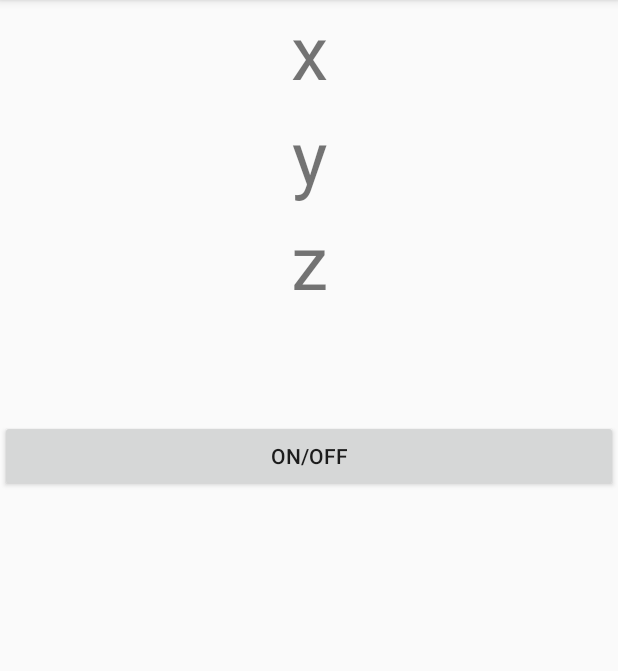
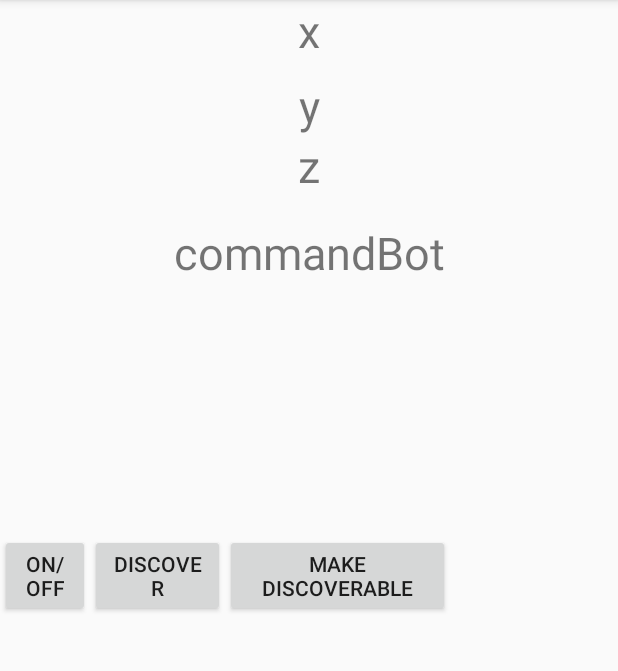
Before and after one commit to Mukeshawal/AccelerometerMinorProject, an Android app: the screen it shows after launch (MainActivity), on a phone screen of 412 x 824 dp, the part 84-755 px from its top. Run offline under Robolectric (Android 15) with nearby library versions, the phone set to English and light mode, and no system bars.

Commit message:
discover BT device working

```diff
--- a/app/src/main/AndroidManifest.xml
+++ b/app/src/main/AndroidManifest.xml
@@ -5,6 +5,9 @@
     <uses-feature android:name="android.hardware.bluetooth"/>
     <uses-permission android:name="android.permission.BLUETOOTH"/>
     <uses-permission android:name="android.permission.BLUETOOTH_ADMIN"/>
+    <uses-permission android:name="android.permission.ACCESS_COARSE_LOCATION" />
+    <uses-permission android:name="android.permission.ACCESS_FINE_LOCATION" />
+
 
     <application
         android:allowBackup="true"
--- a/app/src/main/java/com/example/admin/accelerometerminorproject/MainActivity.java
+++ b/app/src/main/java/com/example/admin/accelerometerminorproject/MainActivity.java
@@ -1,5 +1,6 @@
 package com.example.admin.accelerometerminorproject;
 
+import android.bluetooth.BluetoothDevice;
 import android.support.v7.app.AppCompatActivity;
 import android.os.Bundle;
 import android.util.Log;
@@ -8,18 +9,26 @@ import android.hardware.SensorManager;
 import android.hardware.SensorEvent;
 import android.hardware.SensorEventListener;
 import android.view.View;
+import android.widget.ArrayAdapter;
 import android.widget.Button;
+import android.widget.ListAdapter;
+import android.widget.ListView;
 import android.widget.TextView;
 import com.example.admin.accelerometerminorproject.BluetoothConnection.BluetoothFuntions;
 
-public class MainActivity extends AppCompatActivity implements SensorEventListener{
+import java.util.ArrayList;
 
-    private static String TAG ="myLog";
+public class MainActivity extends AppCompatActivity implements SensorEventListener,BluetoothFuntions.NewDevice {
+
+    private static String TAG ="MYLOG";
     private TextView x_data,y_data,z_data,commandBot;
     private SensorManager SM;
     private Sensor mySensor;
+    public ListView LvNewDevices;
+    public DeviceAdapter mDeviceListAdapter;
+    public ArrayList<BluetoothDevice> mBtDeviceMain;
 
-    BluetoothFuntions bluetoothSetup = new BluetoothFuntions(this);
+    BluetoothFuntions bluetoothSetup = new BluetoothFuntions(this, this);
 
     @Override
     protected void onCreate(Bundle savedInstanceState)
@@ -30,6 +39,8 @@ public class MainActivity extends AppCompatActivity implements SensorEventListen
 
         //initialize bluetooth on/off switch
         Button BtSwitch =  findViewById(R.id.BtSwitch);
+        Button DiscoverBt = findViewById(R.id.DiscoverBt);
+        Button makeDiscoverable = findViewById(R.id.makeDiscoverable);
         SensorInitialize();
         SensorRegister();
 
@@ -38,6 +49,8 @@ public class MainActivity extends AppCompatActivity implements SensorEventListen
         y_data = findViewById(R.id.y_data);
         z_data = findViewById(R.id.z_data);
         commandBot=findViewById(R.id.commandBot);
+        LvNewDevices=findViewById(R.id.LvNewDevices);
+        mBtDeviceMain = new ArrayList<>();
 
 
         //set on click listener on button
@@ -49,6 +62,19 @@ public class MainActivity extends AppCompatActivity implements SensorEventListen
                bluetoothSetup.BtOnOff();
             }
         });
+        DiscoverBt.setOnClickListener(new View.OnClickListener() {
+            @Override
+            public void onClick(View v) {
+                bluetoothSetup.DiscoverDevices();
+            }
+        });
+        makeDiscoverable.setOnClickListener(new View.OnClickListener() {
+            @Override
+            public void onClick(View v) {
+                bluetoothSetup.makeDiscoverable();
+            }
+        });
+
     }
 
     @Override
@@ -127,4 +153,25 @@ public class MainActivity extends AppCompatActivity implements SensorEventListen
         SM.unregisterListener(this);
         Log.i(TAG, "sensor unregistered");
     }
+
+
+    @Override
+    public void onUpdateDevice(ArrayList<BluetoothDevice> mBtDevice) {
+        Log.i(TAG,"enterd to onUpdateDevice");
+        if(mBtDevice != null)
+        {
+            mBtDeviceMain = mBtDevice;
+            Log.i(TAG,"array adapter copied");
+        }
+        if(mBtDevice == null)
+        {
+            Log.i(TAG,"array adapter not received");
+        }
+        mDeviceListAdapter = new DeviceAdapter(this,  R.layout.device_adapter_view,mBtDeviceMain);
+        Log.i(TAG,"adapter set");
+        LvNewDevices.setAdapter(mDeviceListAdapter);
+        Log.i(TAG,"update complete");
+
+
+    }
 }
--- a/app/src/main/res/layout/activity_main.xml
+++ b/app/src/main/res/layout/activity_main.xml
@@ -1,46 +1,85 @@
 <?xml version="1.0" encoding="utf-8"?>
-<LinearLayout xmlns:android="http://schemas.android.com/apk/res/android"
+<RelativeLayout xmlns:android="http://schemas.android.com/apk/res/android"
     xmlns:app="http://schemas.android.com/apk/res-auto"
     xmlns:tools="http://schemas.android.com/tools"
     android:layout_width="match_parent"
     android:layout_height="match_parent"
-    tools:context=".MainActivity"
-    android:orientation="vertical">
+    tools:context=".MainActivity">
 
     <TextView
         android:id="@+id/x_data"
         android:layout_width="match_parent"
-        android:layout_height="70dp"
+        android:layout_height="50dp"
         android:text="x"
-        android:textSize="50dp"
-        android:textAlignment="center"/>
+        android:textAlignment="center"
+        android:textSize="30dp" />
 
     <TextView
         android:id="@+id/y_data"
         android:layout_width="match_parent"
-        android:layout_height="70dp"
+        android:layout_height="40dp"
+        android:layout_alignParentStart="true"
+        android:layout_below="@+id/x_data"
         android:text="y"
-        android:textSize="50dp"
-        android:textAlignment="center"/>
+        android:textAlignment="center"
+        android:textSize="30dp"
+        android:layout_alignParentLeft="true" />
 
     <TextView
         android:id="@+id/z_data"
         android:layout_width="match_parent"
-        android:layout_height="70dp"
+        android:layout_height="50dp"
+        android:layout_alignParentStart="true"
+        android:layout_below="@+id/y_data"
         android:text="z"
-        android:textSize="50dp"
-        android:textAlignment="center"/>
+        android:textAlignment="center"
+        android:textSize="30dp"
+        android:layout_alignParentLeft="true" />
 
     <TextView
         android:id="@+id/commandBot"
         android:layout_width="match_parent"
-        android:layout_height="70dp"
+        android:layout_height="50dp"
+        android:layout_alignParentStart="true"
+        android:layout_alignParentTop="true"
+        android:layout_marginTop="148dp"
+        android:textAlignment="center"
         android:textSize="30dp"
-        android:textAlignment="center"/>
+        android:text="commandBot"
+        android:layout_alignParentLeft="true" />
 
     <Button
         android:id="@+id/BtSwitch"
+        android:layout_width="60dp"
+        android:layout_height="wrap_content"
+        android:layout_alignParentStart="true"
+        android:layout_centerVertical="true"
+        android:text="on/off"
+        android:layout_alignParentLeft="true" />
+
+    <Button
+        android:id="@+id/DiscoverBt"
+        android:layout_width="90dp"
+        android:layout_height="wrap_content"
+        android:layout_centerVertical="true"
+        android:layout_toEndOf="@+id/BtSwitch"
+        android:text="Discover"
+        android:layout_toRightOf="@+id/BtSwitch" />
+
+    <Button
+        android:id="@+id/makeDiscoverable"
+        android:layout_width="150dp"
+        android:layout_height="wrap_content"
+        android:layout_centerVertical="true"
+        android:layout_toEndOf="@+id/DiscoverBt"
+        android:text="make discoverable"
+        android:layout_toRightOf="@+id/DiscoverBt" />
+
+    <ListView
         android:layout_width="match_parent"
-        android:layout_height="wrap_content"
-        android:text="on/off" />
-</LinearLayout>
+        android:layout_height="160dp"
+        android:layout_alignParentStart="true"
+        android:layout_below="@+id/BtSwitch"
+        android:layout_alignParentLeft="true"
+        android:id="@+id/LvNewDevices"/>
+</RelativeLayout>
```
Also changed, not shown: app/src/main/java/com/example/admin/accelerometerminorproject/BluetoothConnection/BluetoothFuntions.java (+131 -5 lines), app/src/main/java/com/example/admin/accelerometerminorproject/DeviceAdapter.java (added, +49 -0 lines), app/src/main/res/layout/device_adapter_view.xml (added, +19 -0 lines).
